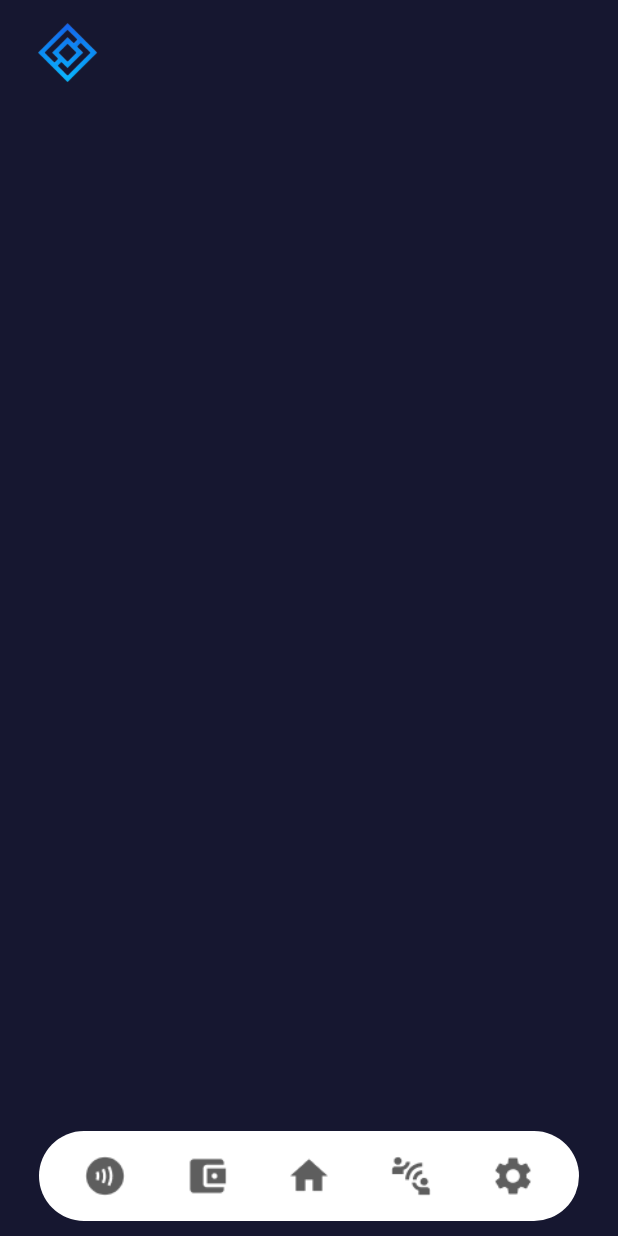
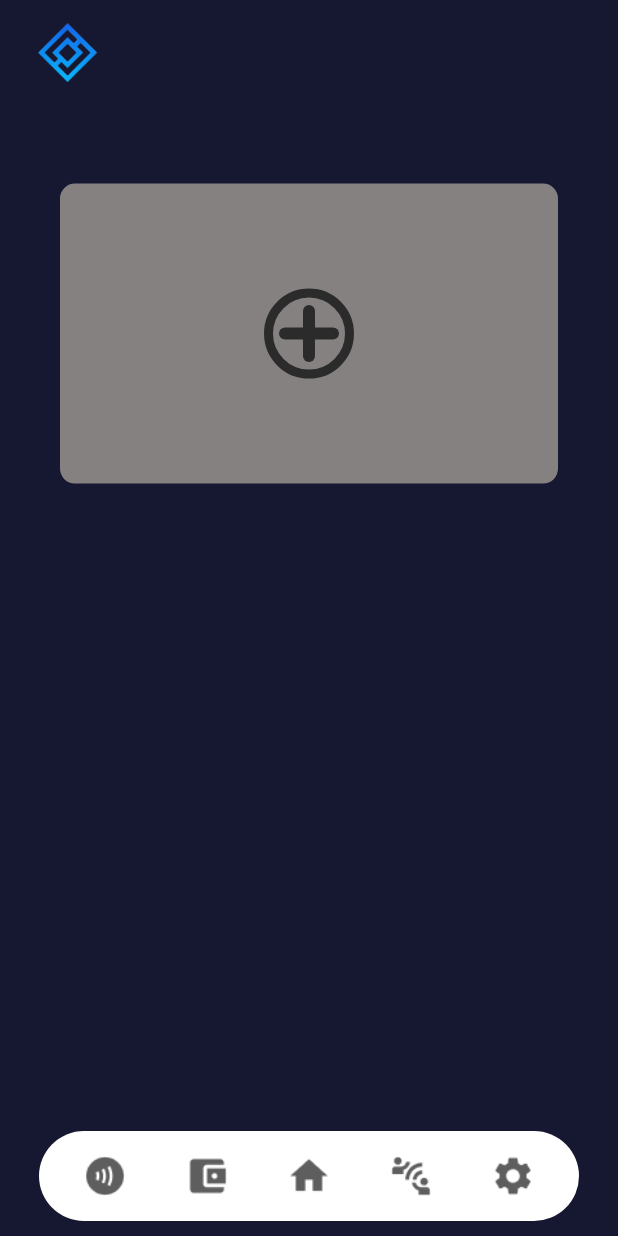
Before and after one commit to DEXOW/the_wallet, a Flutter app: the HomeScreen screen opened directly, on a phone screen of 412 x 824 dp. Run offline on Flutter 3.47's test engine with Material 2 defaults, Android fonts, the phone set to English and light mode, and no system bars; our stand-ins replace firebase_core; missing offline and left inert: pointycastle; accounts and stored records are empty.

Commit message:
Halfway done with ContactlessPay

```diff
--- /dev/null
+++ b/lib/screens/contactlessPay/contactlessPay.dart
@@ -0,0 +1,57 @@
+import 'package:flutter/material.dart';
+
+class ContactlessPaymentWidget extends StatelessWidget {
+  @override
+  Widget build(BuildContext context) {
+    return Container(
+      width: 500,
+      height: 200,
+      margin: EdgeInsets.only(bottom: 16, top: 40),
+      decoration: BoxDecoration(
+        color: Color.fromRGBO(134, 129, 129, 61),
+        borderRadius: BorderRadius.circular(10),
+      ),
+      child: Container(
+          width: 10,
+          height: 10,
+          margin: EdgeInsets.only(top: 70, bottom: 70),
+          decoration: BoxDecoration(
+          shape: BoxShape.circle,
+          border: Border.all(color: Color.fromARGB(255, 44, 43, 43), width: 6),
+          ),
+        child: Stack(
+          children: [
+            Positioned(
+              left: 140,
+              top: 20,
+              bottom: 20,
+              right: 140,
+              child: Container(
+                width: 20,
+                height: 50,
+                decoration: BoxDecoration(
+                  color: Color.fromARGB(255, 44, 43, 43),
+                  borderRadius: BorderRadius.circular(10),
+                ),
+              ),
+            ),
+            Positioned(
+              left: 156,
+              top: 5,
+              bottom: 5,
+              right: 156,
+              child: Container(
+                width: 50,
+                height: 20,
+                decoration: BoxDecoration(
+                  color: Color.fromARGB(255, 44, 43, 43),
+                  borderRadius: BorderRadius.circular(10),
+                ),
+              ),
+            ),
+          ],
+        ),
+      ),
+    );
+  }
+}
--- a/lib/screens/home/home-screen.dart
+++ b/lib/screens/home/home-screen.dart
@@ -1,6 +1,7 @@
 // ignore_for_file: prefer_const_constructors
 import 'package:flutter/material.dart';
 import 'package:the_wallet/constants.dart';
+import 'package:the_wallet/screens/contactlessPay/contactlessPay.dart';
 
 class HomeScreen extends StatefulWidget {
   const HomeScreen({super.key});
@@ -58,6 +59,7 @@ class _HomeScreenState extends State<HomeScreen> {
                           child: Column(
                             children: [
                               //All your content for the page goes in here (Green zone)
+                              ContactlessPaymentWidget(),
                             ],
                           )
                         ),
--- a/lib/screens/login/login-screen.dart
+++ b/lib/screens/login/login-screen.dart
@@ -2,7 +2,7 @@
 import 'package:flutter/material.dart';
 import 'package:flutter/services.dart';
 import 'package:the_wallet/screens/home/home-screen.dart';
-import 'package:the_wallet/firebase/fire_auth.dart';
+// import 'package:the_wallet/firebase/fire_auth.dart';
 
 class LoginScreen extends StatefulWidget {
   const LoginScreen({super.key});
```
Also changed, not shown: lib/firebase/fire_auth.dart (+38 -38 lines), 1 other file.
